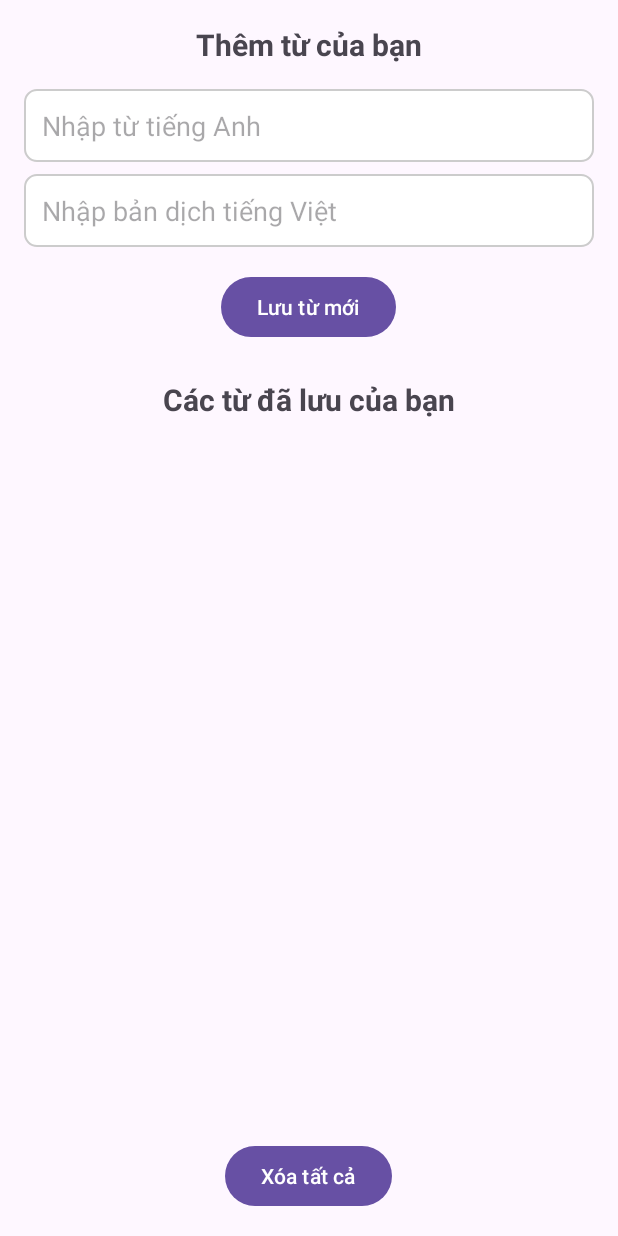
After one commit to hahoang1111/ProjectFinal_Gr03_App, an Android app: the layout activity_your_word.xml on its own in the app's theme, with its tools: preview values and no code run, on a phone screen of 412 x 824 dp. The commit adds this screen. Run offline under Robolectric (Android 15) with nearby library versions, the phone set to English and light mode, and no system bars.

Commit message:
add yourword

```diff
--- a/app/src/main/java/com/example/projectfinal_gr03_app/AppDatabase.java
+++ b/app/src/main/java/com/example/projectfinal_gr03_app/AppDatabase.java
@@ -5,9 +5,10 @@ import androidx.room.Room;
 import androidx.room.RoomDatabase;
 import android.content.Context;
 
-@Database(entities = {HistoryModel.class}, version = 1, exportSchema = false)
+@Database(entities = {HistoryModel.class, YourWordModel.class}, version = 2, exportSchema = false)
 public abstract class AppDatabase extends RoomDatabase {
     public abstract HistoryDao historyDao();
+    public abstract YourWordDao yourWordDao();
 
     private static volatile AppDatabase INSTANCE;
 
--- a/app/src/main/java/com/example/projectfinal_gr03_app/MainActivity.java
+++ b/app/src/main/java/com/example/projectfinal_gr03_app/MainActivity.java
@@ -51,6 +51,7 @@ public class MainActivity extends AppCompatActivity {
                 Toast.makeText(MainActivity.this, "An error occurred", Toast.LENGTH_SHORT).show();
             }
         });
+        cardMyWords.setOnClickListener(v -> startActivity(new Intent(MainActivity.this, YourWordActivity.class)));
 
 
         // Xử lý tìm kiếm (tùy chọn, nếu cần)
--- /dev/null
+++ b/app/src/main/res/drawable/rounded_edittext_background.xml
@@ -0,0 +1,7 @@
+<?xml version="1.0" encoding="utf-8"?>
+<shape xmlns:android="http://schemas.android.com/apk/res/android">
+    <solid android:color="#FFFFFF"/>
+    <corners android:radius="8dp"/>
+    <stroke android:width="1dp" android:color="#CCCCCC"/>
+    <padding android:left="8dp" android:top="8dp" android:right="8dp" android:bottom="8dp"/>
+</shape>
--- /dev/null
+++ b/app/src/main/res/layout/activity_your_word.xml
@@ -0,0 +1,68 @@
+<?xml version="1.0" encoding="utf-8"?>
+<LinearLayout xmlns:android="http://schemas.android.com/apk/res/android"
+    android:layout_width="match_parent"
+    android:layout_height="match_parent"
+    android:orientation="vertical"
+    android:padding="16dp">
+
+    <TextView
+        android:layout_width="match_parent"
+        android:layout_height="wrap_content"
+        android:text="Thêm từ của bạn"
+        android:textSize="20sp"
+        android:textStyle="bold"
+        android:gravity="center"
+        android:paddingBottom="16dp"/>
+
+    <EditText
+        android:id="@+id/edtEnglishWord"
+        android:layout_width="match_parent"
+        android:layout_height="wrap_content"
+        android:hint="Nhập từ tiếng Anh"
+        android:padding="12dp"
+        android:background="@drawable/rounded_edittext_background"
+        android:layout_marginBottom="8dp"
+        android:inputType="textCapSentences"/>
+
+    <EditText
+        android:id="@+id/edtVietnameseTranslation"
+        android:layout_width="match_parent"
+        android:layout_height="wrap_content"
+        android:hint="Nhập bản dịch tiếng Việt"
+        android:padding="12dp"
+        android:background="@drawable/rounded_edittext_background"
+        android:layout_marginBottom="16dp"
+        android:inputType="textCapSentences"/>
+
+    <Button
+        android:id="@+id/btnSaveNewWord"
+        android:layout_width="wrap_content"
+        android:layout_height="wrap_content"
+        android:text="Lưu từ mới"
+        android:layout_gravity="center_horizontal"
+        android:layout_marginBottom="24dp"/>
+
+    <TextView
+        android:layout_width="match_parent"
+        android:layout_height="wrap_content"
+        android:text="Các từ đã lưu của bạn"
+        android:textSize="20sp"
+        android:textStyle="bold"
+        android:gravity="center"
+        android:paddingBottom="16dp"/>
+
+    <androidx.recyclerview.widget.RecyclerView
+        android:id="@+id/rvYourWords"
+        android:layout_width="match_parent"
+        android:layout_height="0dp"
+        android:layout_weight="1"/>
+
+    <Button
+        android:id="@+id/btnClearYourWords"
+        android:layout_width="wrap_content"
+        android:layout_height="wrap_content"
+        android:text="Xóa tất cả"
+        android:layout_gravity="center_horizontal"
+        android:layout_marginTop="16dp"/>
+
+</LinearLayout>
```
Also changed, not shown: app/src/main/java/com/example/projectfinal_gr03_app/YourWordActivity.java (added, +105 -0 lines), app/src/main/java/com/example/projectfinal_gr03_app/YourWordAdapter.java (added, +54 -0 lines), app/src/main/java/com/example/projectfinal_gr03_app/YourWordDao.java (added, +21 -0 lines), app/src/main/java/com/example/projectfinal_gr03_app/YourWordModel.java (added, +41 -0 lines), app/src/main/res/layout/item_your_word.xml (added, +26 -0 lines).
